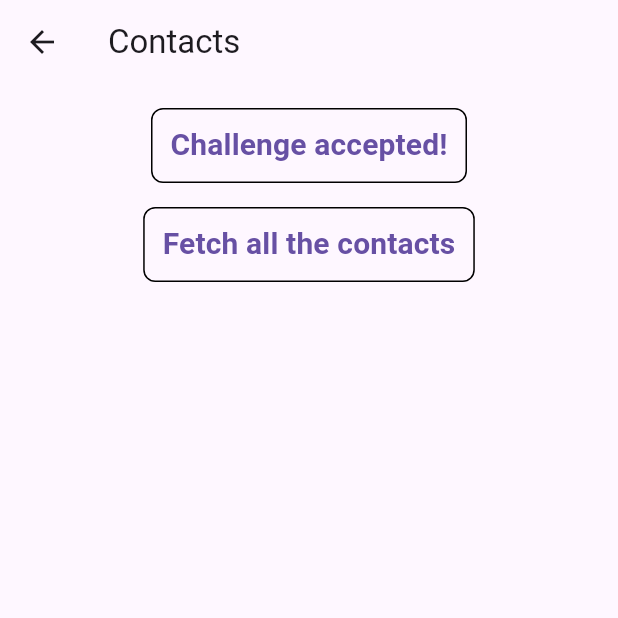
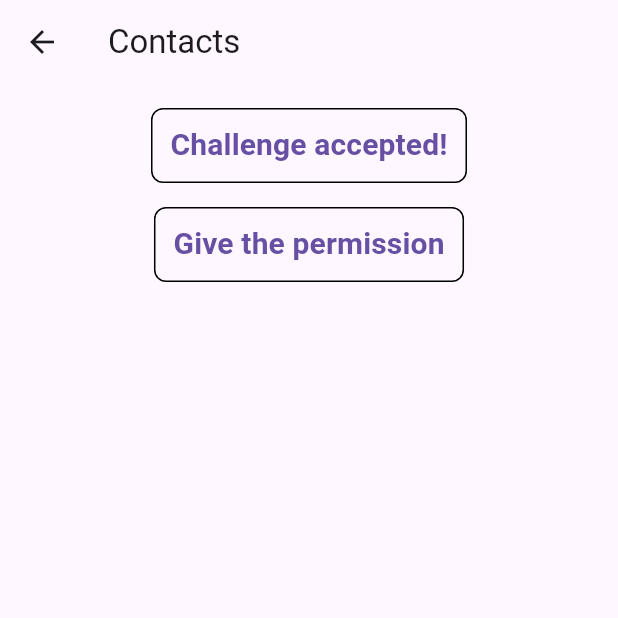
Before and after one commit to erolegerkan/flutter_patrol_playground, a Flutter app: the ContactsScreen screen opened by its route, after a tap on "Take the challenge", on a phone screen of 412 x 824 dp, the top half of it. Run offline on Flutter 3.47's test engine with Material 3 defaults, Android fonts, the phone set to English and light mode, and no system bars; our stand-ins replace flutter_contacts.

Commit message:
{fix} : Fixes the ContactService logic

```diff
--- a/lib/contacts_screen.dart
+++ b/lib/contacts_screen.dart
@@ -1,6 +1,5 @@
 import 'package:flutter/material.dart';
 import 'package:flutter_contacts/flutter_contacts.dart';
-import 'package:patrol_test/core/common/custom_button.dart';
 import 'package:patrol_test/core/common/custom_text.dart';
 import 'package:patrol_test/core/services/contact_service.dart';
 
@@ -14,7 +13,9 @@ class ContactsScreen extends StatefulWidget {
 class _ContactsScreenState extends State<ContactsScreen> {
   bool isChallengeAccepted = false;
   List<Contact> contacts = [];
-  bool isContactsEmpty = false;
+  bool isContactsEmpty = true;
+  bool isPermissionGranted = false;
+  bool isButtonClicked = false;
 
   Widget _contactListsWidget() {
     return Expanded(
@@ -27,24 +28,66 @@ class _ContactsScreenState extends State<ContactsScreen> {
               border: Border.all(color: Colors.black),
               borderRadius: BorderRadius.circular(8),
             ),
+            child:
+                !isPermissionGranted
+                    ? TextButton(
+                      onPressed: () async {
+                        isPermissionGranted =
+                            await ContactService().getUserPermission();
+                        setState(() {
+                          isPermissionGranted;
+                        });
+                      },
+                      child: Text(
+                        "Give the permission",
+                        style: TextStyle(
+                          fontSize: 20,
+                          fontWeight: FontWeight.bold,
+                        ),
+                      ),
+                    )
+                    : Text("Permission granted!"),
+          ),
+          if (isPermissionGranted)
+            Container(
+              decoration: BoxDecoration(
+                border: Border.all(color: Colors.black),
+                borderRadius: BorderRadius.circular(8),
+              ),
               child: TextButton(
                 onPressed: () async {
                   contacts = await ContactService().getAllContacts();
-                if (contacts.isEmpty) {
+                  if (contacts.isNotEmpty) {
                     setState(() {
-                    isContactsEmpty = true;
+                      isContactsEmpty = false;
+                      isButtonClicked = true;
                     });
                   }
                 },
                 child: Text(
-                "Fetch all the contacts",
-                style: TextStyle(fontSize: 20, fontWeight: FontWeight.bold),
+                  "Fetch the contacts",
+                  style: TextStyle(
+                    fontSize: 20,
+                    fontWeight: FontWeight.bold,
+                    color: Colors.black,
                   ),
                 ),
               ),
-          if (isContactsEmpty)
-            Center(
-              child: Text(
+            ),
+          if (isButtonClicked)
+            Expanded(
+              child:
+                  !isContactsEmpty
+                      ? ListView.builder(
+                        itemCount: contacts.length,
+                        itemBuilder: (context, index) {
+                          return ListTile(
+                            title: Text(contacts[index].name.first),
+                            subtitle: Text(contacts[index].phones.first.number),
+                          );
+                        },
+                      )
+                      : Text(
                         "No contacts found\nFirst add a new contact!",
                         textAlign: TextAlign.center,
                         style: TextStyle(
@@ -52,18 +95,6 @@ class _ContactsScreenState extends State<ContactsScreen> {
                           fontSize: 30,
                           fontWeight: FontWeight.bold,
                         ),
-              ),
-            ),
-          if (!isContactsEmpty)
-            Expanded(
-              child: ListView.builder(
-                itemCount: contacts.length,
-                itemBuilder: (context, index) {
-                  return ListTile(
-                    title: Text(contacts[index].name.first),
-                    subtitle: Text(contacts[index].phones.first.number),
-                  );
-                },
                       ),
             ),
         ],
--- a/lib/core/services/contact_service.dart
+++ b/lib/core/services/contact_service.dart
@@ -1,24 +1,11 @@
 import 'package:flutter_contacts/flutter_contacts.dart';
 
 class ContactService {
-  bool isPermissionGranted = false;
-
-  Future<void> requestContactPermission() async {
-    isPermissionGranted = await FlutterContacts.requestPermission(
-      readonly: true,
-    );
+  Future<bool> getUserPermission() async {
+    return await FlutterContacts.requestPermission();
   }
 
   Future<List<Contact>> getAllContacts() async {
-    List<Contact> contacts = [];
-
-    if (isPermissionGranted) {
-      contacts = await FlutterContacts.getContacts(withProperties: true);
-    }else{
-      await requestContactPermission();
-      contacts = await FlutterContacts.getContacts(withProperties: true);
-    }
-
-    return contacts;
+    return await FlutterContacts.getContacts(withProperties: true);
   }
 }
```
Also changed, not shown: lib/main.dart (+8 -7 lines). Lines whose indentation alone changed are shown as unchanged.
